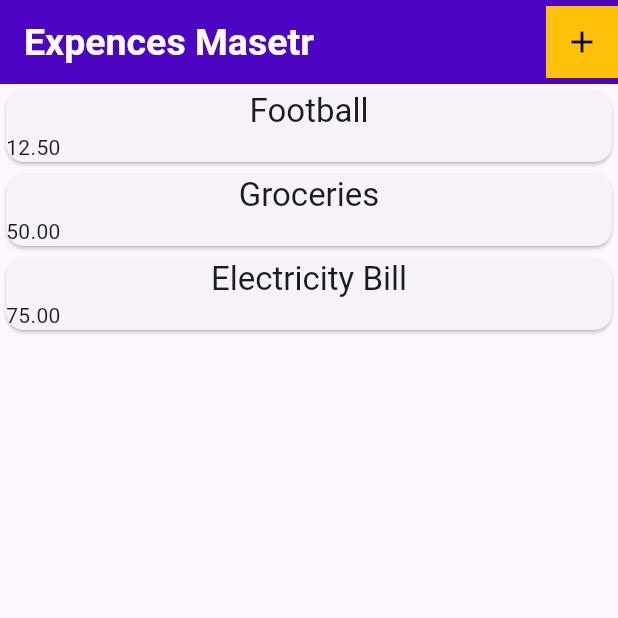
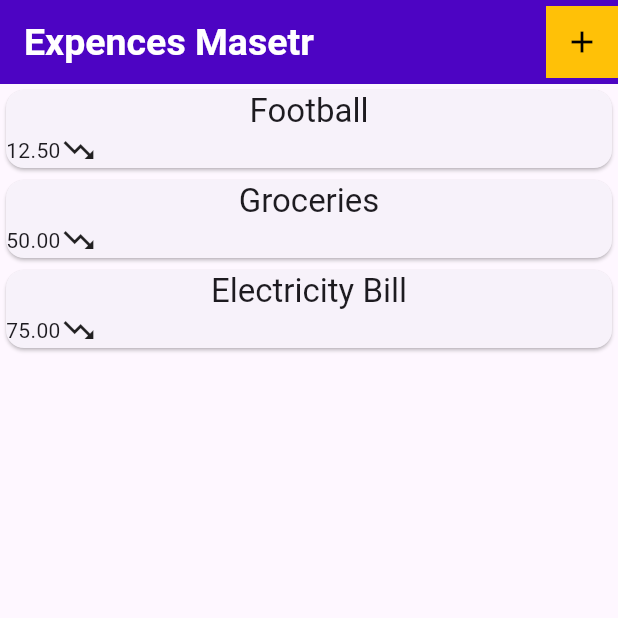
Before and after one commit to ThilinaKanishka/Expence-Tracker-Mobile, a Flutter app: the screen it shows after launch, on a phone screen of 412 x 824 dp, the top half of it. Run offline on Flutter 3.47's test engine with Material 3 defaults, Android fonts, the phone set to English and light mode, and no system bars.

Commit message:
Update expence_list.dart

```diff
--- a/expence_master/lib/widgets/expence_list.dart
+++ b/expence_master/lib/widgets/expence_list.dart
@@ -23,10 +23,7 @@ class ExpenceList extends StatelessWidget {
                   children: [
                     Text(expenceList[index].amount.toStringAsFixed(2)),
 
-                    Row(children: [
-
-                      ],
-                    ),
+                    Row(children: [Icon(Icons.trending_down)]),
                   ],
                 ),
               ],
```
